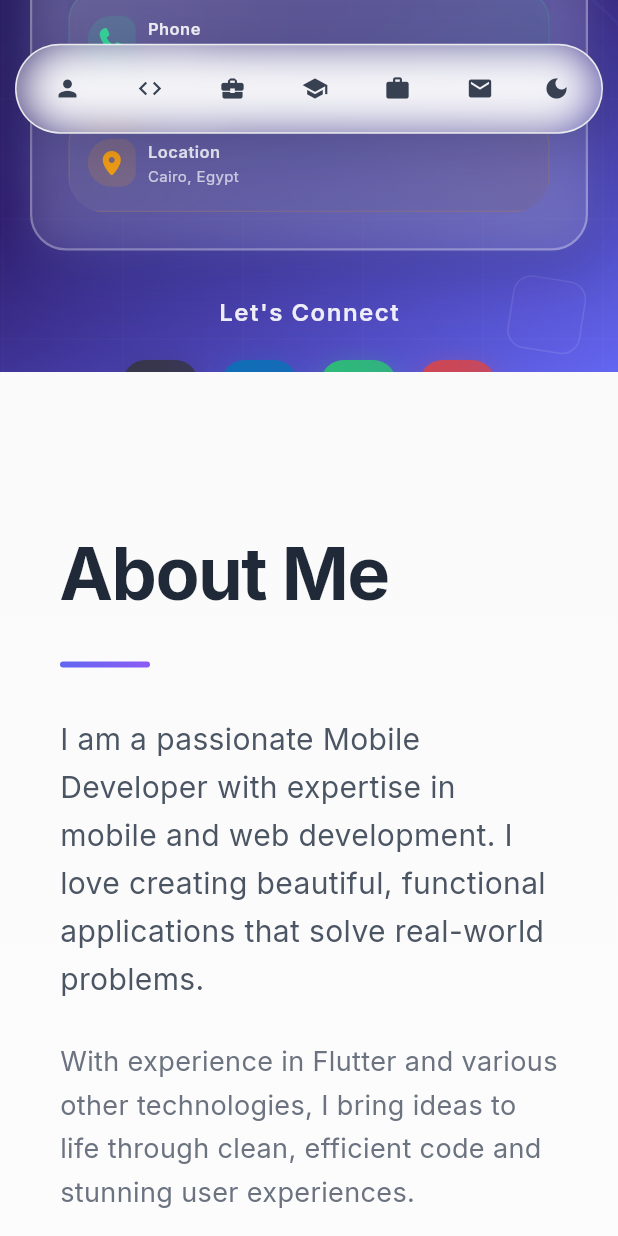
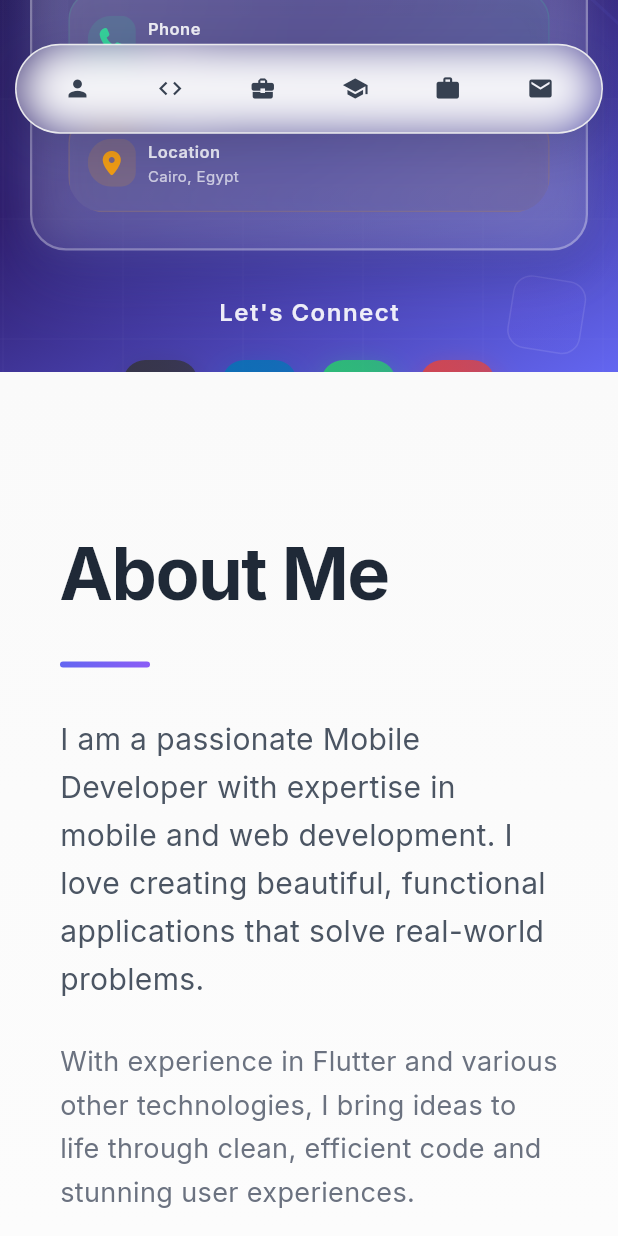
Before and after one commit to elkafrawyel/cv_web_app, a Flutter app: the screen it shows after launch, scrolled down 576 dp, on a phone screen of 412 x 824 dp. Run offline on Flutter 3.47's test engine with Material 3 defaults, Android fonts, the phone set to English and light mode, and no system bars; our stand-ins replace firebase_core, flutter_staggered_animations, font_awesome_flutter, google_fonts, shared_preferences; accounts and stored records are empty.

```diff
--- a/lib/widgets/contact_section.dart
+++ b/lib/widgets/contact_section.dart
@@ -85,7 +85,7 @@ class ContactSection extends StatelessWidget {
                           FontAwesomeIcons.linkedin,
                           'LinkedIn',
                           'Connect with me professionally.',
-                          'https://www.linkedin.com/in/mahmoud-ashraf-42730a11b/',
+                          'https://www.linkedin.com/in/elkafrawel/',
                           const Color(0xFF0077B5),
                           context,
                         ),
@@ -119,7 +119,7 @@ class ContactSection extends StatelessWidget {
                         FontAwesomeIcons.linkedin,
                         'LinkedIn',
                         'Connect with me professionally.',
-                        'https://www.linkedin.com/in/mahmoud-ashraf-42730a11b/',
+                        'https://www.linkedin.com/in/elkafrawel/',
                         const Color(0xFF0077B5),
                         context,
                       ),
--- a/lib/widgets/floating_nav_bar.dart
+++ b/lib/widgets/floating_nav_bar.dart
@@ -121,7 +121,7 @@ class _FloatingNavBarState extends State<FloatingNavBar> with TickerProviderStat
                               _CompactNavItem(icon: Icons.school, title: 'Education', onTap: () => _scrollToSection(widget.educationKey)),
                               _CompactNavItem(icon: Icons.work, title: 'Projects', onTap: () => _scrollToSection(widget.projectsKey)),
                               _CompactNavItem(icon: Icons.email, title: 'Contact', onTap: () => _scrollToSection(widget.contactKey)),
-                              _ThemeToggleButton(isCompact: true),
+                              // _ThemeToggleButton(isCompact: true),
                             ],
                           );
                         }
@@ -136,7 +136,7 @@ class _FloatingNavBarState extends State<FloatingNavBar> with TickerProviderStat
                             _EnhancedNavItem(title: 'Education', onTap: () => _scrollToSection(widget.educationKey)),
                             _EnhancedNavItem(title: 'Projects', onTap: () => _scrollToSection(widget.projectsKey)),
                             _EnhancedNavItem(title: 'Contact', onTap: () => _scrollToSection(widget.contactKey)),
-                            _ThemeToggleButton(),
+                            // _ThemeToggleButton(),
                           ],
                         );
                       },
--- a/lib/widgets/header_section.dart
+++ b/lib/widgets/header_section.dart
@@ -124,16 +124,16 @@ class _HeaderSectionState extends State<HeaderSection> with TickerProviderStateM
             ),
 
             // Theme toggle button in top-right corner
-            SafeArea(
-              child: Align(
-                alignment: Alignment.topRight,
-                child: Padding(
-                  padding: EdgeInsets.all(isMobile ? 16 : 24),
-                  child: _buildHeaderThemeToggle(isMobile),
-                ),
-              ),
-            ),
-
+            // SafeArea(
+            //   child: Align(
+            //     alignment: Alignment.topRight,
+            //     child: Padding(
+            //       padding: EdgeInsets.all(isMobile ? 16 : 24),
+            //       child: _buildHeaderThemeToggle(isMobile),
+            //     ),
+            //   ),
+            // ),
+            //
             // Main content
             SafeArea(
               child: Center(
@@ -564,7 +564,7 @@ class _HeaderSectionState extends State<HeaderSection> with TickerProviderStateM
             SizedBox(width: isMobile ? 16 : 20),
             _buildModernSocialButton(
               FontAwesomeIcons.linkedin,
-              'https://www.linkedin.com/in/mahmoud-ashraf-42730a11b/',
+              'https://www.linkedin.com/in/elkafrawel/',
               'LinkedIn',
               const Color(0xFF0077B5),
             ),
```
Also changed, not shown: lib/models/projects_list.dart (+30 -34 lines), lib/firebase_options.dart (added).
